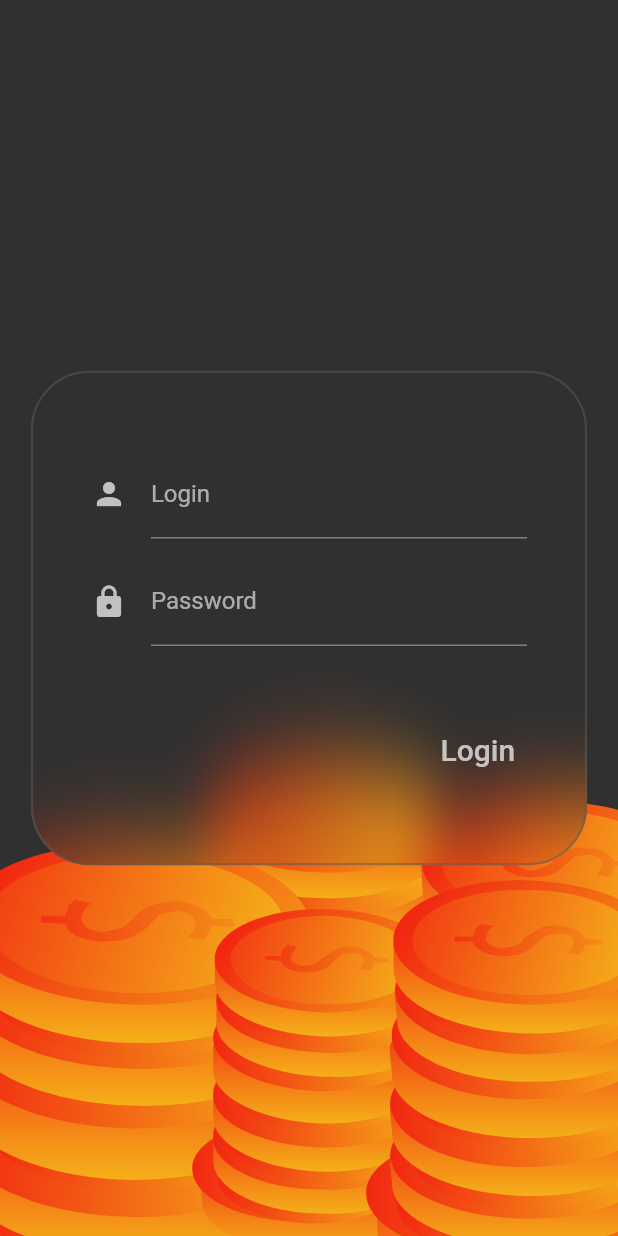
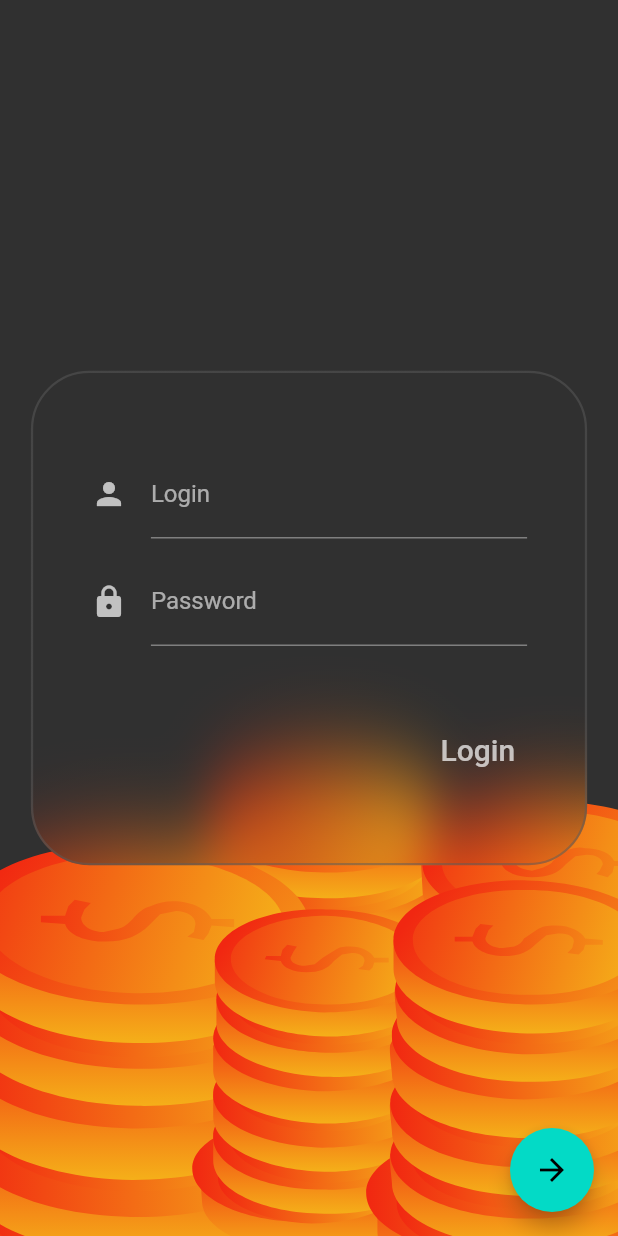
Before and after one commit to Kubciooo/thesis_frontend, a Flutter app: the screen it shows after launch, on a phone screen of 412 x 824 dp. Run offline on Flutter 3.47's test engine with Material 2 defaults, Android fonts, the phone set to English and light mode, and no system bars; drawn by our look-alikes of glassmorphism; our stand-ins replace flutter_svg, google_fonts, shared_preferences; Roboto replaces fonts that are missing (Archivo Narrow).

Commit message:
feat: add animation

```diff
--- a/offprice/lib/screens/login_screen.dart
+++ b/offprice/lib/screens/login_screen.dart
@@ -19,11 +19,22 @@ class _LoginScreenState extends State<LoginScreen> {
   void initState() {
     super.initState();
     auth = Provider.of<AuthProvider>(context, listen: false);
-    auth.automaticLogin();
   }
 
   String _login = '';
   String _password = '';
+  double _width = 0.9;
+  double _height = 0.4;
+
+  void goToPassword() {
+    setState(() {
+      if (_height == 0.4) {
+        _height = 0.8;
+      } else {
+        _height = 0.4;
+      }
+    });
+  }
 
   void _changeLogin(value) {
     setState(() {
@@ -40,6 +51,12 @@ class _LoginScreenState extends State<LoginScreen> {
   @override
   Widget build(BuildContext context) {
     return Scaffold(
+      floatingActionButton: FloatingActionButton(
+        onPressed: () {
+          goToPassword();
+        },
+        child: Icon(Icons.arrow_forward),
+      ),
       body: Stack(
         children: [
           Positioned(
@@ -56,9 +73,13 @@ class _LoginScreenState extends State<LoginScreen> {
             ),
           ),
           Center(
+            child: AnimatedContainer(
+              width: MediaQuery.of(context).size.width * _width,
+              height: MediaQuery.of(context).size.height * _height,
+              duration: const Duration(milliseconds: 300),
               child: GlassmorphismCard(
-              width: MediaQuery.of(context).size.width * 0.9,
-              height: MediaQuery.of(context).size.height * 0.4,
+                width: double.infinity,
+                height: double.infinity,
                 child: Container(
                   width: double.infinity,
                   padding: const EdgeInsets.all(20),
@@ -94,6 +115,7 @@ class _LoginScreenState extends State<LoginScreen> {
                       )),
                 ),
               ),
+            ),
           )
         ],
       ),
```
Lines whose indentation alone changed are shown as unchanged.
